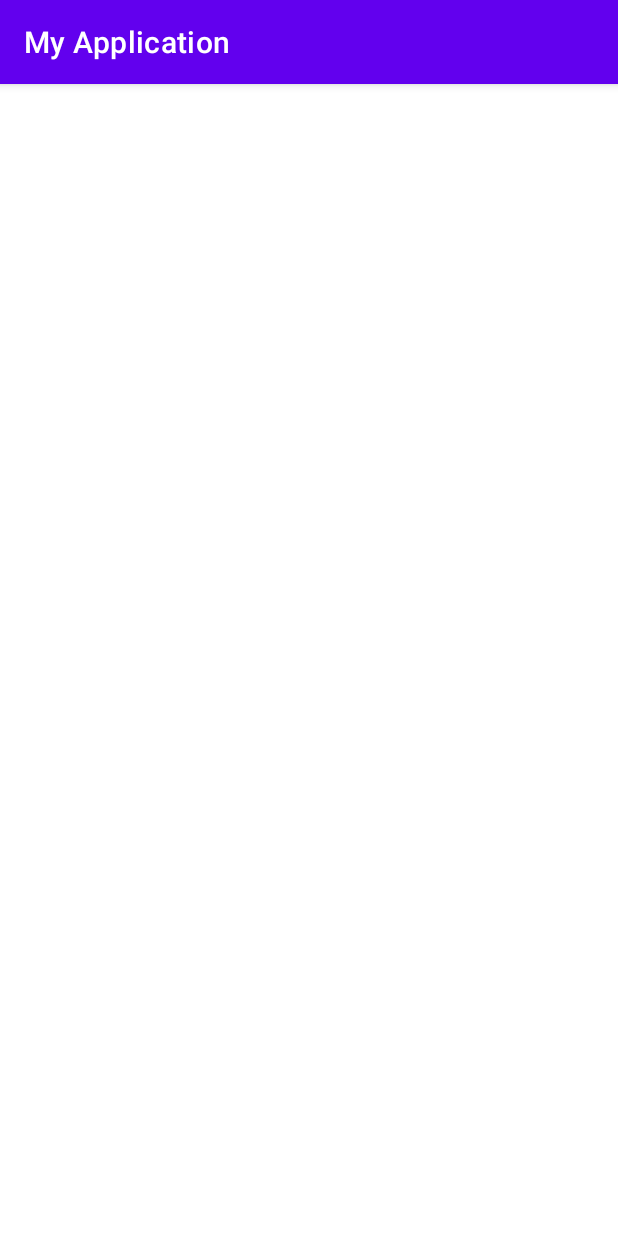
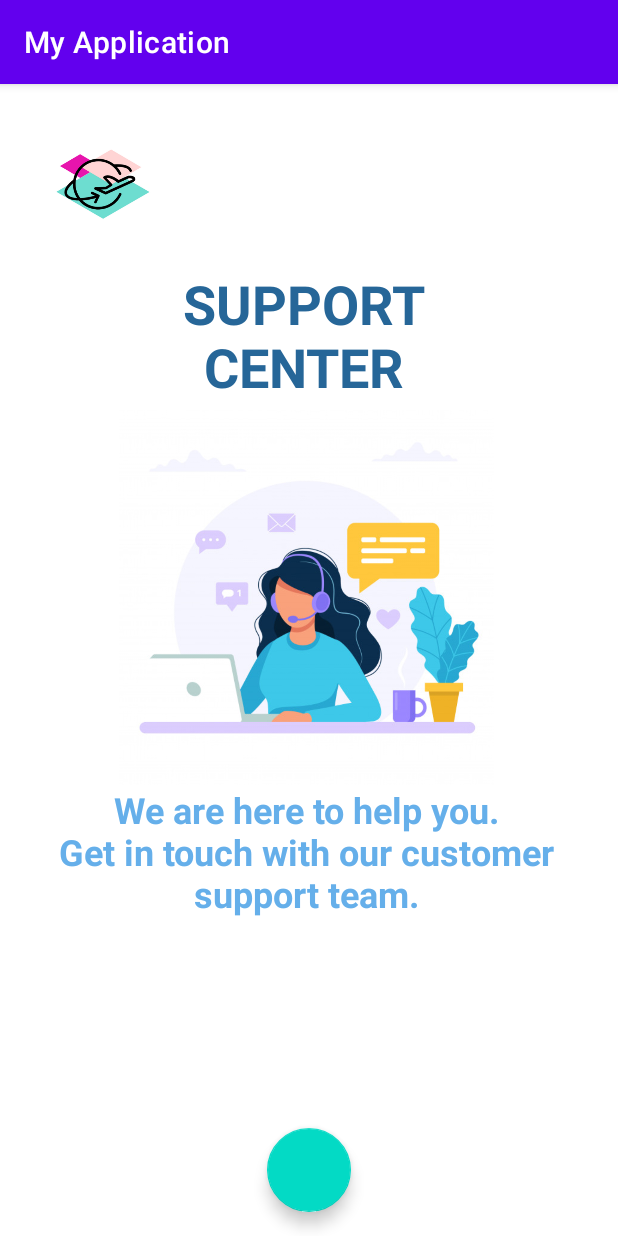
Before and after one commit to dana1994123/Culture-Travel-App, an Android app: the fragment ContactFragment shown on its own in the app's theme, on a phone screen of 412 x 824 dp. Run offline under Robolectric (Android 15) with nearby library versions, the phone set to English and light mode, and no system bars.

Commit message:
Created Contact Fragment

```diff
--- /dev/null
+++ b/app/src/main/res/drawable-anydpi/icon_call.xml
@@ -0,0 +1,11 @@
+<vector xmlns:android="http://schemas.android.com/apk/res/android"
+    android:width="24dp"
+    android:height="24dp"
+    android:viewportWidth="24"
+    android:viewportHeight="24"
+    android:tint="#333333"
+    android:alpha="0.6">
+  <path
+      android:fillColor="@android:color/white"
+      android:pathData="M20.01,15.38c-1.23,0 -2.42,-0.2 -3.53,-0.56 -0.35,-0.12 -0.74,-0.03 -1.01,0.24l-1.57,1.97c-2.83,-1.35 -5.48,-3.9 -6.89,-6.83l1.95,-1.66c0.27,-0.28 0.35,-0.67 0.24,-1.02 -0.37,-1.11 -0.56,-2.3 -0.56,-3.53 0,-0.54 -0.45,-0.99 -0.99,-0.99H4.19C3.65,3 3,3.24 3,3.99 3,13.28 10.73,21 20.01,21c0.71,0 0.99,-0.63 0.99,-1.18v-3.45c0,-0.54 -0.45,-0.99 -0.99,-0.99z"/>
+</vector>
--- /dev/null
+++ b/app/src/main/res/drawable-anydpi/icon_email.xml
@@ -0,0 +1,11 @@
+<vector xmlns:android="http://schemas.android.com/apk/res/android"
+    android:width="24dp"
+    android:height="24dp"
+    android:viewportWidth="24"
+    android:viewportHeight="24"
+    android:tint="#333333"
+    android:alpha="0.6">
+  <path
+      android:fillColor="@android:color/white"
+      android:pathData="M20,4L4,4c-1.1,0 -1.99,0.9 -1.99,2L2,18c0,1.1 0.9,2 2,2h16c1.1,0 2,-0.9 2,-2L22,6c0,-1.1 -0.9,-2 -2,-2zM20,8l-8,5 -8,-5L4,6l8,5 8,-5v2z"/>
+</vector>
--- a/app/src/main/res/layout/fragment_contact.xml
+++ b/app/src/main/res/layout/fragment_contact.xml
@@ -1,11 +1,74 @@
 <?xml version="1.0" encoding="utf-8"?>
-<FrameLayout xmlns:android="http://schemas.android.com/apk/res/android"
+<androidx.constraintlayout.widget.ConstraintLayout xmlns:android="http://schemas.android.com/apk/res/android"
     xmlns:tools="http://schemas.android.com/tools"
     android:layout_width="match_parent"
     android:layout_height="match_parent"
+    xmlns:app="http://schemas.android.com/apk/res-auto"
     tools:context=".ui.support.ContactFragment">
 
-    <!-- TODO: Update blank fragment layout -->
+    <ImageView
+        android:id="@+id/imageView"
+        android:layout_width="133dp"
+        android:layout_height="122dp"
+        android:src="@drawable/logo"
+        tools:ignore="MissingConstraints"
+        tools:layout_editor_absoluteX="0dp"
+        tools:layout_editor_absoluteY="0dp" />
+
+    <TextView
+        android:id="@+id/tv_heading"
+        android:layout_width="404dp"
+        android:layout_height="95dp"
+        android:gravity="center_horizontal"
+        android:text="SUPPORT\nCENTER"
+        android:textAlignment="center"
+        android:textColor="#266698"
+        android:textSize="36sp"
+        android:textStyle="bold"
+        app:layout_constraintTop_toBottomOf="@+id/imageView"
+        tools:ignore="MissingConstraints" />
+
+    <ImageView
+        android:id="@+id/imageView2"
+        android:layout_width="408dp"
+        android:layout_height="250dp"
+        android:src="@drawable/contact_us"
+        app:layout_constraintTop_toBottomOf="@+id/tv_heading"
+        tools:ignore="MissingConstraints" />
+
+    <TextView
+        android:layout_width="408dp"
+        android:layout_height="129dp"
+        android:textAlignment="center"
+        android:text="We are here to help you.\nGet in touch with our customer support team."
+        android:textColor="#65AFEA"
+        android:textSize="24sp"
+        android:textStyle="bold"
+        app:layout_constraintTop_toBottomOf="@+id/imageView2"
+        tools:ignore="MissingConstraints"
+        tools:layout_editor_absoluteX="0dp"
+        android:gravity="center_horizontal" />
+
+    <androidx.coordinatorlayout.widget.CoordinatorLayout
+        xmlns:android="http://schemas.android.com/apk/res/android"
+        xmlns:app="http://schemas.android.com/apk/res-auto"
+        xmlns:tools="http://schemas.android.com/tools"
+        android:layout_width="match_parent"
+        android:layout_height="match_parent"
+        tools:context=".ui.support.ContactFragment"
+         >
 
 
-</FrameLayout>
+    <com.google.android.material.floatingactionbutton.FloatingActionButton
+        android:id="@+id/fabCall"
+        android:layout_width="wrap_content"
+        android:layout_height="wrap_content"
+        android:layout_gravity="bottom|center"
+        android:layout_margin="16dp"
+        android:srcCompat="@drawable/icon_email"
+        app:maxImageSize="0dp"
+        tools:ignore="MissingConstraints"
+        tools:layout_editor_absoluteX="168dp"
+        tools:layout_editor_absoluteY="19dp" />
+    </androidx.coordinatorlayout.widget.CoordinatorLayout>
+</androidx.constraintlayout.widget.ConstraintLayout>
```
Also changed, not shown: app/src/main/res/drawable-hdpi/icon_call.png (added), app/src/main/res/drawable-hdpi/icon_email.png (added), app/src/main/res/drawable-mdpi/icon_call.png (added), app/src/main/res/drawable-mdpi/icon_email.png (added), app/src/main/res/drawable-xhdpi/icon_email.png (added), app/src/main/res/drawable-xxhdpi/icon_call.png (added), app/src/main/res/drawable-xxhdpi/icon_email.png (added), app/src/main/res/drawable/call_us.jpg (added), app/src/main/res/drawable/contact_us.jpg (added), app/src/main/res/drawable/email_us.jpg (added).
